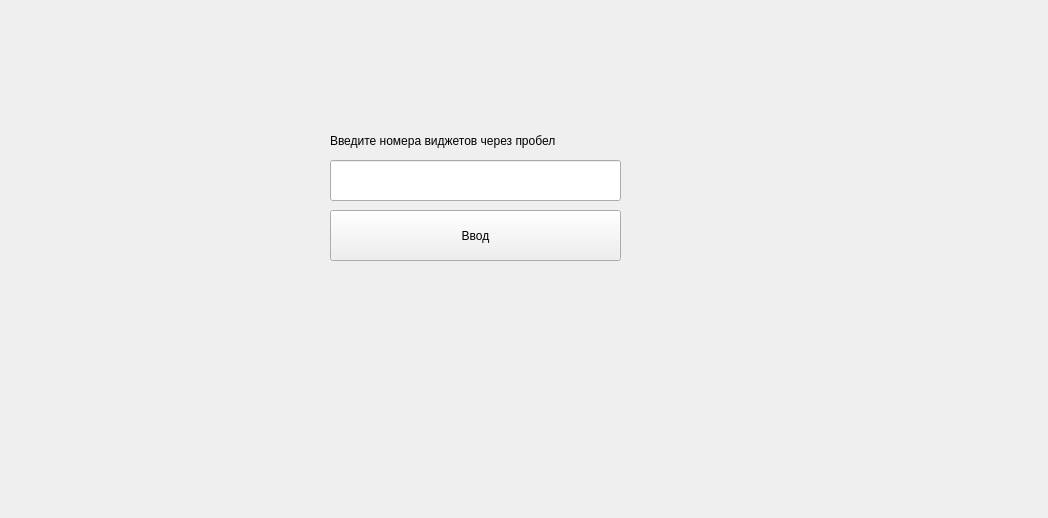
Old version of the form read_sensors.ui in the repository Max1Mcg/IoT_project.
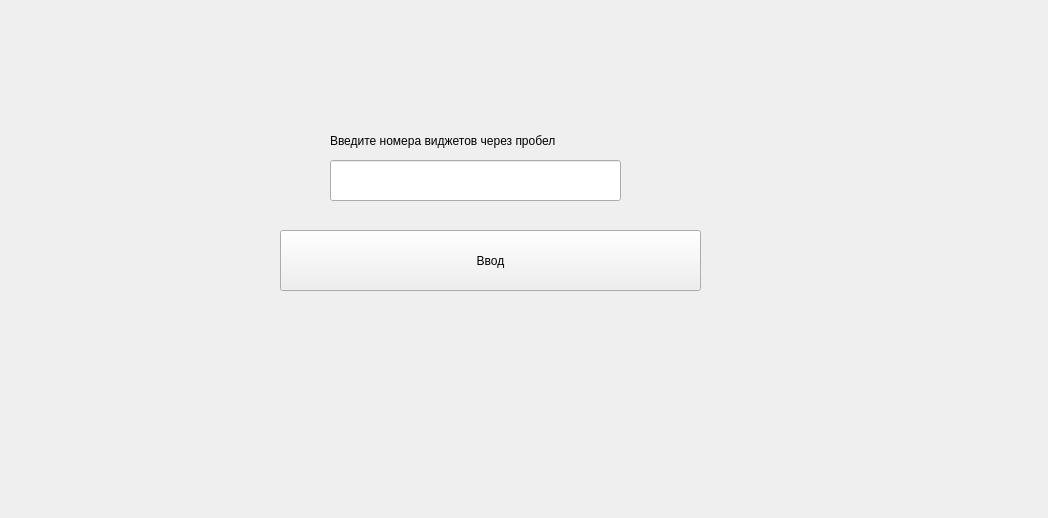
New version of the form.

Commit message: Resizing buttons and their position on widgets

```diff
--- a/read_sensors.ui
+++ b/read_sensors.ui
@@ -39,10 +39,10 @@
   <widget class="QPushButton" name="pushButton">
    <property name="geometry">
     <rect>
-     <x>330</x>
-     <y>210</y>
-     <width>291</width>
-     <height>51</height>
+     <x>280</x>
+     <y>230</y>
+     <width>421</width>
+     <height>61</height>
     </rect>
    </property>
    <property name="text">
```
The commit also changes 5 other files.
